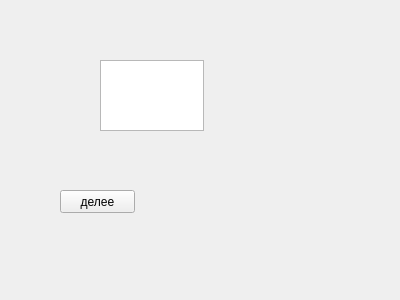
Before: the Qt Designer form prolog.ui in KomandaB/-1, drawn with Qt 5.
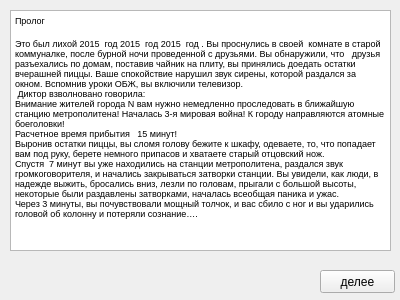
After: the same form once the commit is applied.

The edit to the form file:
```diff
--- a/prolog.ui
+++ b/prolog.ui
@@ -16,18 +16,26 @@
   <widget class="QTextEdit" name="textEdit">
    <property name="geometry">
     <rect>
-     <x>100</x>
-     <y>60</y>
-     <width>104</width>
-     <height>71</height>
+     <x>10</x>
+     <y>10</y>
+     <width>381</width>
+     <height>241</height>
     </rect>
    </property>
+   <property name="html">
+    <string>&lt;!DOCTYPE HTML PUBLIC &quot;-//W3C//DTD HTML 4.0//EN&quot; &quot;http://www.w3.org/TR/REC-html40/strict.dtd&quot;&gt;
+&lt;html&gt;&lt;head&gt;&lt;meta name=&quot;qrichtext&quot; content=&quot;1&quot; /&gt;&lt;style type=&quot;text/css&quot;&gt;
+p, li { white-space: pre-wrap; }
+&lt;/style&gt;&lt;/head&gt;&lt;body style=&quot; font-family:'MS Shell Dlg 2'; font-size:8.25pt; font-weight:400; font-style:normal;&quot;&gt;
+&lt;p style=&quot; margin-top:12px; margin-bottom:12px; margin-left:0px; margin-right:0px; -qt-block-indent:0; text-indent:0px;&quot;&gt;&lt;span style=&quot; font-size:7pt;&quot;&gt;Пролог &lt;/span&gt;&lt;/p&gt;
+&lt;p style=&quot; margin-top:12px; margin-bottom:12px; margin-left:0px; margin-right:0px; -qt-block-indent:0; text-indent:0px;&quot;&gt;&lt;span style=&quot; font-family:'Calibri,sans-serif'; font-size:7pt;&quot;&gt;Это был лихой 2015  год 2015  год 2015  год . Вы проснулись в своей  комнате в старой коммуналке, после бурной ночи проведенной с друзьями. Вы обнаружили, что   друзья разъехались по домам, поставив чайник на плиту, вы принялись доедать остатки вчерашней пиццы. Ваше спокойствие нарушил звук сирены, которой раздался за окном. Вспомнив уроки ОБЖ, вы включили телевизор.&lt;br /&gt; Диктор взволновано говорила: &lt;br /&gt;Внимание жителей города N вам нужно немедленно проследовать в ближайшую станцию метрополитена! Началась 3-я мировая война! К городу направляются атомные боеголовки! &lt;br /&gt;Расчетное время прибытия   15 минут! &lt;br /&gt;Выронив остатки пиццы, вы сломя голову бежите к шкафу, одеваете, то, что попадает вам под руку, берете немного припасов и хватаете старый отцовский нож.&lt;br /&gt;Спустя  7 минут вы уже находились на станции метрополитена, раздался звук громкоговорителя, и начались закрываться затворки станции. Вы увидели, как люди, в надежде выжить, бросались вниз, лезли по головам, прыгали с большой высоты, некоторые были раздавлены затворками, началась всеобщая паника и ужас. &lt;br /&gt;Через 3 минуты, вы почувствовали мощный толчок, и вас сбило с ног и вы ударились головой об колонну и потеряли сознание….&lt;/span&gt;&lt;/p&gt;&lt;/body&gt;&lt;/html&gt;</string>
+   </property>
   </widget>
   <widget class="QPushButton" name="go_to_menu">
    <property name="geometry">
     <rect>
-     <x>60</x>
-     <y>190</y>
+     <x>320</x>
+     <y>270</y>
      <width>75</width>
      <height>23</height>
     </rect>
```
